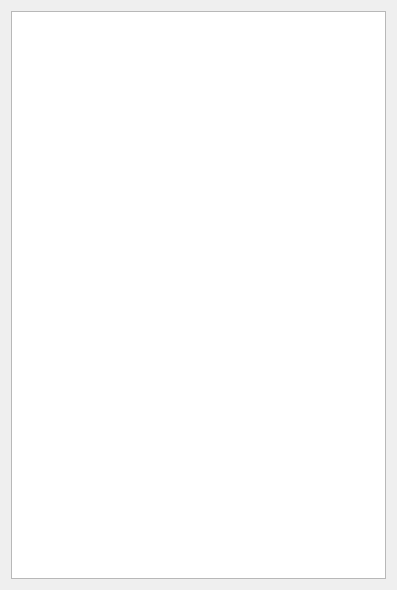
Above: Lib/Gui/HistogramView.ui from vfdev-5/GeoImageViewer before the change. Below: the same form after it.
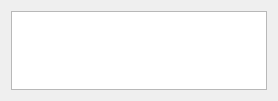
That is the form after the change.

The edit to the form file:
```diff
--- a/Lib/Gui/HistogramView.ui
+++ b/Lib/Gui/HistogramView.ui
@@ -6,10 +6,16 @@
    <rect>
     <x>0</x>
     <y>0</y>
-    <width>397</width>
-    <height>590</height>
+    <width>274</width>
+    <height>101</height>
    </rect>
   </property>
+  <property name="sizePolicy">
+   <sizepolicy hsizetype="Preferred" vsizetype="Preferred">
+    <horstretch>0</horstretch>
+    <verstretch>0</verstretch>
+   </sizepolicy>
+  </property>
   <property name="windowTitle">
    <string>Image histogram</string>
   </property>
@@ -17,15 +23,15 @@
    <item row="0" column="0" colspan="2">
     <widget class="QGraphicsView" name="_histogramView">
      <property name="sizePolicy">
-      <sizepolicy hsizetype="Preferred" vsizetype="Preferred">
+      <sizepolicy hsizetype="Minimum" vsizetype="Preferred">
        <horstretch>0</horstretch>
        <verstretch>0</verstretch>
       </sizepolicy>
      </property>
      <property name="minimumSize">
       <size>
-       <width>256</width>
-       <height>256</height>
+       <width>0</width>
+       <height>0</height>
       </size>
      </property>
      <property name="backgroundBrush">
```
